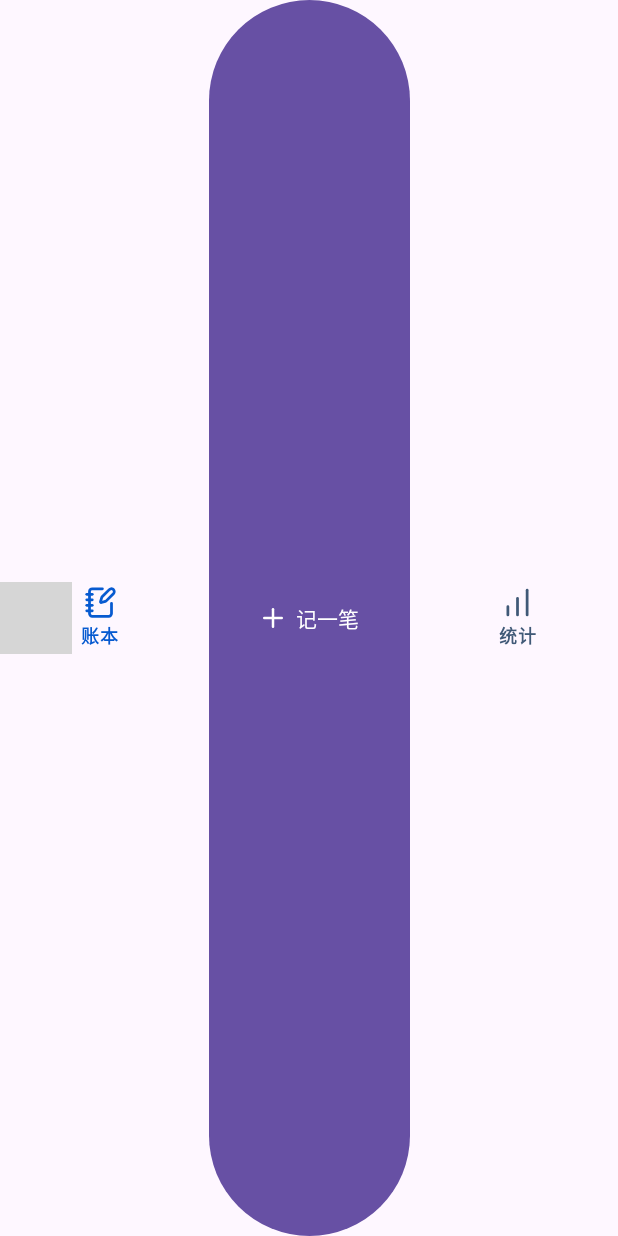
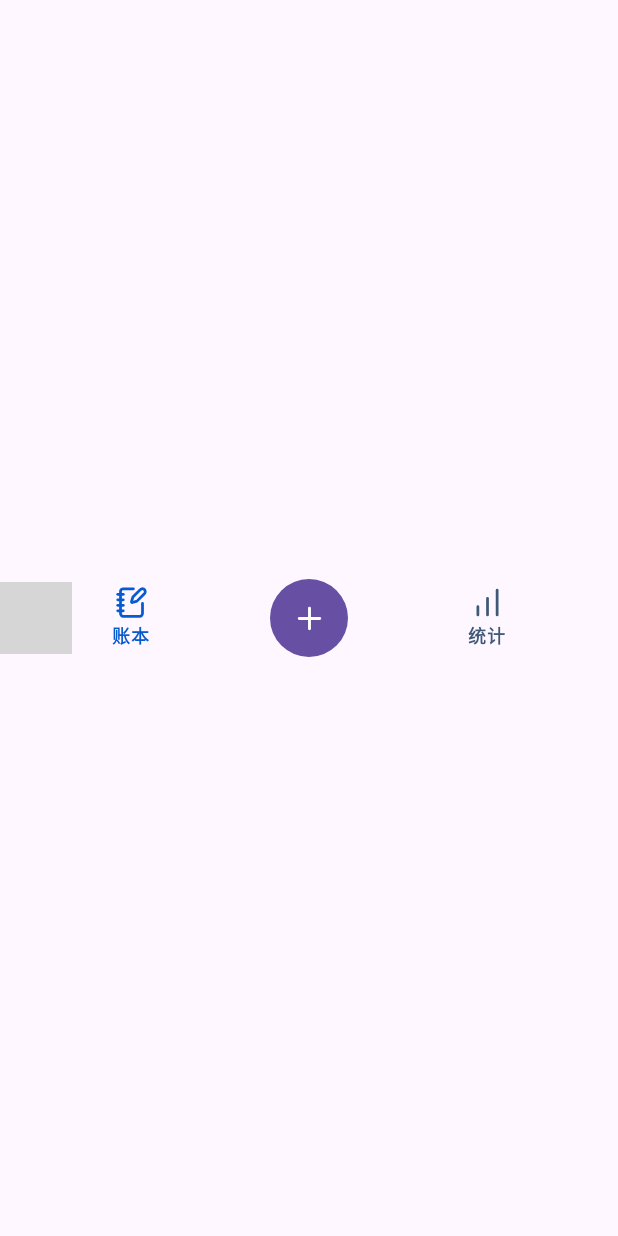
Before and after one commit to daybreak430/WMM, an Android app built with Jetpack Compose: the composable GlassNavigationControls shown on its own in the app's theme, on a phone screen of 412 x 824 dp. Run offline under Robolectric (Android 15) with nearby library versions, the phone set to English and light mode, and no system bars; libraries missing offline, so code that uses them is left out: com.kyant.backdrop; 3 statements that could not run were skipped; grey boxes are pictures that could not be loaded.

Commit message:
优化：精简底栏记账按钮和设置分组

```diff
--- a/app/build.gradle.kts
+++ b/app/build.gradle.kts
@@ -12,8 +12,8 @@ android {
         applicationId = "com.wmm.ledger"
         minSdk = 26
         targetSdk = 36
-        versionCode = 25
-        versionName = "0.6.7"
+        versionCode = 26
+        versionName = "0.6.8"
         testInstrumentationRunner = "androidx.test.runner.AndroidJUnitRunner"
     }
     buildTypes {
--- a/app/src/main/java/com/wmm/ledger/ui/LedgerNavigation.kt
+++ b/app/src/main/java/com/wmm/ledger/ui/LedgerNavigation.kt
@@ -22,6 +22,7 @@ import androidx.compose.foundation.layout.fillMaxWidth
 import androidx.compose.foundation.layout.height
 import androidx.compose.foundation.layout.offset
 import androidx.compose.foundation.layout.padding
+import androidx.compose.foundation.layout.size
 import androidx.compose.foundation.layout.width
 import androidx.compose.foundation.layout.widthIn
 import androidx.compose.foundation.selection.selectable
@@ -52,7 +53,6 @@ import androidx.compose.ui.input.pointer.util.VelocityTracker
 import androidx.compose.ui.platform.LocalDensity
 import androidx.compose.ui.platform.LocalLayoutDirection
 import androidx.compose.ui.semantics.Role
-import androidx.compose.ui.text.rememberTextMeasurer
 import androidx.compose.ui.text.font.FontWeight
 import androidx.compose.ui.unit.Dp
 import androidx.compose.ui.unit.DpOffset
@@ -78,10 +78,9 @@ internal enum class Tab(val label: String, val icon: Glyph) {
 
 internal val NavigationBottomGap = 6.dp
 internal val NavigationTopGap = 5.dp
-private const val RECORD_LABEL = "记一笔"
-private const val RECORD_ICON_SIZE = 20
-private val RecordHorizontalPadding = 12.dp
-private val RecordIconGap = 5.dp
+private const val RECORD_DESCRIPTION = "记一笔"
+private const val RECORD_ICON_SIZE = 23
+private val RecordButtonSize = 52.dp
 
 @Composable
 internal fun ledgerNavigationHeight(): Dp {
@@ -174,16 +173,12 @@ private fun GlassNavigationControls(
         }
     }
 
-    val textWidth = rememberTextMeasurer().measure(RECORD_LABEL, style = MaterialTheme.typography.labelLarge).size.width
     BoxWithConstraints(modifier, contentAlignment = Alignment.CenterStart) {
         val gap = 5.dp
         val available = maxWidth - gap * 2
         val density = LocalDensity.current
-        val recordContent = with(density) { textWidth.toDp() } +
-            RecordHorizontalPadding * 2 + RECORD_ICON_SIZE.dp + RecordIconGap
-        val recordWidth = maxOf(available / 3, recordContent).coerceAtMost(maxOf(available / 3, available - 96.dp))
-        val width = (available - recordWidth) / 2
-        val step = with(density) { (width + recordWidth + gap * 2).toPx().coerceAtLeast(1f) }
+        val width = (available - RecordButtonSize) / 2
+        val step = with(density) { (width + RecordButtonSize + gap * 2).toPx().coerceAtLeast(1f) }
         val direction = if (LocalLayoutDirection.current == LayoutDirection.Ltr) 1f else -1f
         GlassSelectionCapsule(
             backdrop,
@@ -236,7 +231,7 @@ private fun GlassNavigationControls(
             horizontalArrangement = Arrangement.spacedBy(gap),
         ) {
             for (tab in Tab.entries) {
-                if (tab == Tab.STATS) Spacer(Modifier.width(recordWidth))
+                if (tab == Tab.STATS) Spacer(Modifier.width(RecordButtonSize))
                 val active = tab == selected
                 val focused = tab.ordinal == highlighted
                 val tint = if (focused) activeInk else idleInk
@@ -258,7 +253,7 @@ private fun GlassNavigationControls(
                 }
             }
         }
-        RecordNavigationButton(onRecord, Modifier.align(Alignment.Center).width(recordWidth).fillMaxHeight())
+        RecordNavigationButton(onRecord, Modifier.align(Alignment.Center).size(RecordButtonSize))
     }
 }
 
@@ -319,16 +314,18 @@ private fun RecordNavigationButton(onRecord: () -> Unit, modifier: Modifier = Mo
     val pressed by interaction.collectIsPressedAsState()
     val scale by animateFloatAsState(if (pressed) .96f else 1f,
         spring(dampingRatio = .8f, stiffness = Spring.StiffnessMedium), label = "记一笔按压")
-    Row(
+    Box(
         modifier.graphicsLayer { scaleX = scale; scaleY = scale }
             .clip(CircleShape)
             .background(colors.primary)
-            .clickable(interactionSource = interaction, indication = null, role = Role.Button, onClick = onRecord)
-            .padding(horizontal = RecordHorizontalPadding),
-        horizontalArrangement = Arrangement.spacedBy(RecordIconGap, Alignment.CenterHorizontally),
-        verticalAlignment = Alignment.CenterVertically,
+            .clickable(interactionSource = interaction, indication = null, role = Role.Button, onClick = onRecord),
+        contentAlignment = Alignment.Center,
     ) {
-        LucideIcon(Glyph.PLUS, colors.onPrimary, size = RECORD_ICON_SIZE)
-        Text(RECORD_LABEL, color = colors.onPrimary, style = MaterialTheme.typography.labelLarge, maxLines = 1)
+        LucideIcon(
+            Glyph.PLUS,
+            colors.onPrimary,
+            description = RECORD_DESCRIPTION,
+            size = RECORD_ICON_SIZE,
+        )
     }
 }
```
Also changed, not shown: app/src/main/java/com/wmm/ledger/ui/SettingsScreens.kt (+6 -5 lines), 6 other files.
